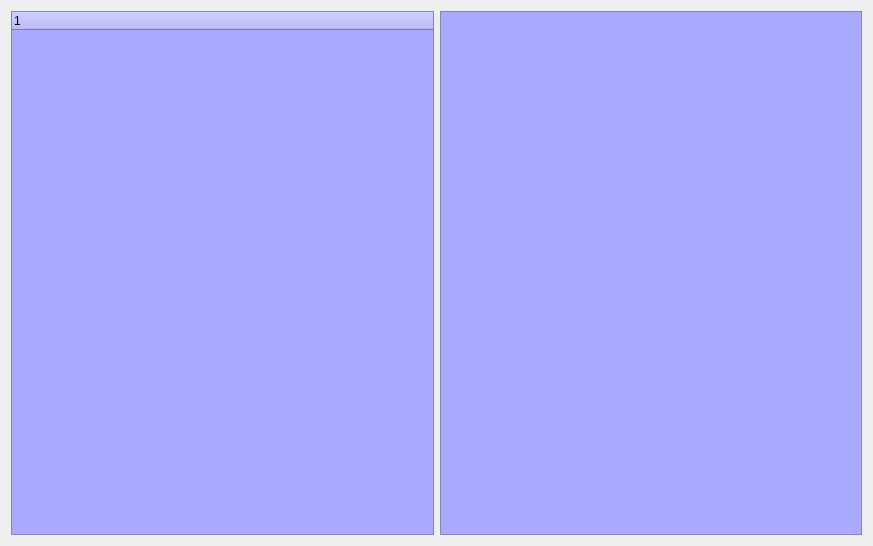
First picture: the form in learning/CameraView/View/CameraInfoForm.ui, repository lsy1599/QtLearning, before the edit.
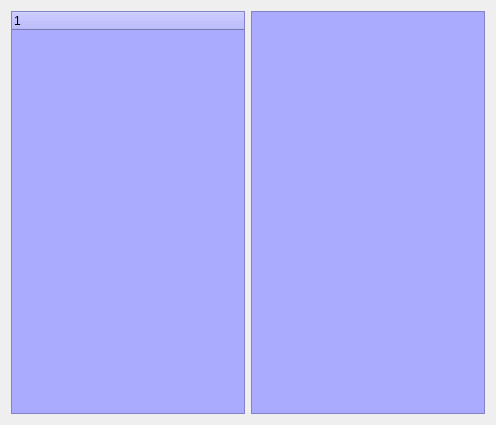
Second picture: the form after the edit.

What changed in the file:
```diff
--- a/learning/CameraView/View/CameraInfoForm.ui
+++ b/learning/CameraView/View/CameraInfoForm.ui
@@ -6,8 +6,8 @@
    <rect>
     <x>0</x>
     <y>0</y>
-    <width>873</width>
-    <height>546</height>
+    <width>496</width>
+    <height>425</height>
    </rect>
   </property>
   <property name="windowTitle">
@@ -32,7 +32,7 @@
       </widget>
      </item>
      <item>
-      <widget class="QListWidget" name="listWidget">
+      <widget class="QTableWidget" name="tableWidget">
        <property name="styleSheet">
         <string notr="true">background-color: rgb(170, 170, 255);</string>
        </property>
```
